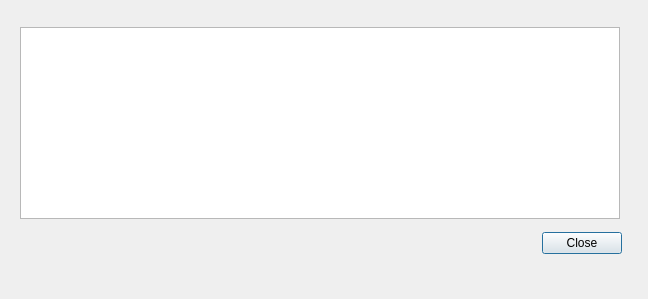
Old version of the form SOFIACruiseTools/Director/flightStepsDialog.ui in the repository astrobokonon/SOFIACruiseTools.
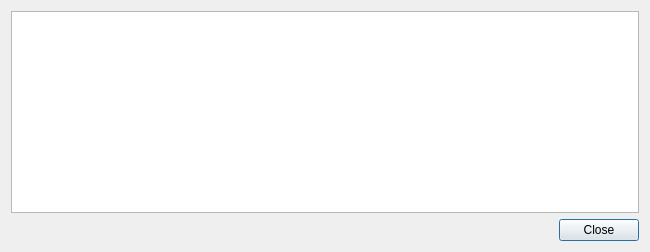
New version of the form.

Commit message: Flight steps expansion fixed

The edit to the form file:
```diff
--- a/SOFIACruiseTools/Director/flightStepsDialog.ui
+++ b/SOFIACruiseTools/Director/flightStepsDialog.ui
@@ -6,8 +6,8 @@
    <rect>
     <x>0</x>
     <y>0</y>
-    <width>648</width>
-    <height>299</height>
+    <width>650</width>
+    <height>252</height>
    </rect>
   </property>
   <property name="sizePolicy">
@@ -19,16 +19,12 @@
   <property name="windowTitle">
    <string>Dialog</string>
   </property>
-  <widget class="QWidget" name="">
-   <property name="geometry">
-    <rect>
-     <x>20</x>
-     <y>20</y>
-     <width>602</width>
-     <height>241</height>
-    </rect>
-   </property>
+  <layout class="QGridLayout" name="gridLayout_2">
+   <item row="0" column="0">
    <layout class="QGridLayout" name="gridLayout">
+     <property name="sizeConstraint">
+      <enum>QLayout::SetNoConstraint</enum>
+     </property>
     <item row="1" column="1">
      <widget class="QPushButton" name="closeButton">
       <property name="text">
@@ -52,7 +48,7 @@
     <item row="0" column="0" colspan="2">
      <widget class="QTableWidget" name="table">
       <property name="sizePolicy">
-       <sizepolicy hsizetype="Maximum" vsizetype="Maximum">
+        <sizepolicy hsizetype="Expanding" vsizetype="Expanding">
         <horstretch>0</horstretch>
         <verstretch>0</verstretch>
        </sizepolicy>
@@ -66,7 +62,8 @@
      </widget>
     </item>
    </layout>
-  </widget>
+   </item>
+  </layout>
  </widget>
  <resources/>
  <connections/>
```
Left out of the diff: 3 changed lines with no effect on the pictures. Lines whose indentation alone changed are shown as unchanged. The commit also changes 1 other file.
